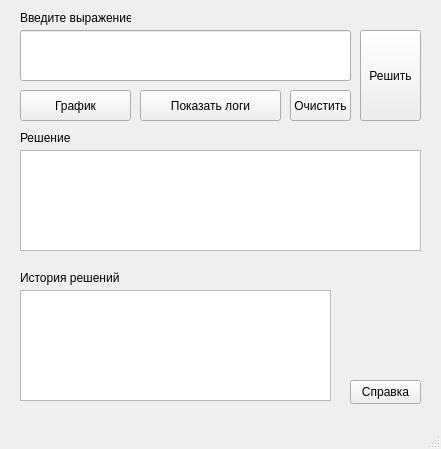
First picture: the form in frontend/src/mainwindow.ui, repository mrzyabliq/NelderMead, before the edit.
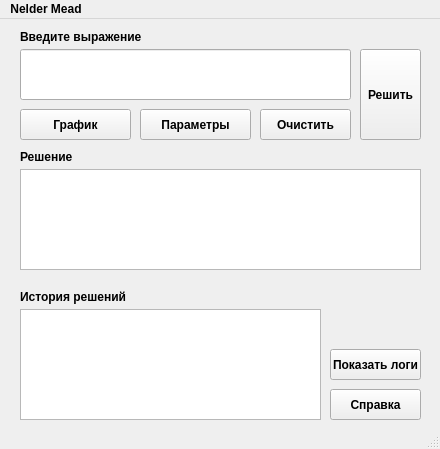
Second picture: the form after the edit.

Commit message: added dialog parameters form and update mainwindow

```diff
--- a/frontend/src/mainwindow.ui
+++ b/frontend/src/mainwindow.ui
@@ -6,10 +6,19 @@
    <rect>
     <x>0</x>
     <y>0</y>
-    <width>441</width>
+    <width>440</width>
     <height>449</height>
    </rect>
   </property>
+  <property name="font">
+   <font>
+    <family>Segoe UI</family>
+    <bold>true</bold>
+   </font>
+  </property>
+  <property name="cursor">
+   <cursorShape>CrossCursor</cursorShape>
+  </property>
   <property name="windowTitle">
    <string>MainWindow</string>
   </property>
@@ -19,7 +28,7 @@
      <rect>
       <x>20</x>
       <y>10</y>
-      <width>111</width>
+      <width>121</width>
       <height>16</height>
      </rect>
     </property>
@@ -78,7 +87,7 @@
      <rect>
       <x>20</x>
       <y>290</y>
-      <width>311</width>
+      <width>301</width>
       <height>111</height>
      </rect>
     </property>
@@ -99,9 +108,9 @@
    <widget class="QPushButton" name="clearBut">
     <property name="geometry">
      <rect>
-      <x>290</x>
+      <x>260</x>
       <y>90</y>
-      <width>61</width>
+      <width>91</width>
       <height>31</height>
      </rect>
     </property>
@@ -112,10 +121,10 @@
    <widget class="QPushButton" name="helpBut">
     <property name="geometry">
      <rect>
-      <x>350</x>
-      <y>380</y>
-      <width>71</width>
-      <height>24</height>
+      <x>330</x>
+      <y>370</y>
+      <width>91</width>
+      <height>31</height>
      </rect>
     </property>
     <property name="text">
@@ -125,9 +134,9 @@
    <widget class="QPushButton" name="showLogsButton">
     <property name="geometry">
      <rect>
-      <x>140</x>
-      <y>90</y>
-      <width>141</width>
+      <x>330</x>
+      <y>330</y>
+      <width>91</width>
       <height>31</height>
      </rect>
     </property>
@@ -148,16 +157,35 @@
      <string>График</string>
     </property>
    </widget>
+   <widget class="QPushButton" name="paramsButton">
+    <property name="geometry">
+     <rect>
+      <x>140</x>
+      <y>90</y>
+      <width>111</width>
+      <height>31</height>
+     </rect>
+    </property>
+    <property name="text">
+     <string>Параметры</string>
+    </property>
+   </widget>
   </widget>
   <widget class="QMenuBar" name="menubar">
    <property name="geometry">
     <rect>
      <x>0</x>
      <y>0</y>
-     <width>441</width>
+     <width>440</width>
      <height>21</height>
     </rect>
    </property>
+   <widget class="QMenu" name="menuNelder">
+    <property name="title">
+     <string>Nelder Mead</string>
+    </property>
+   </widget>
+   <addaction name="menuNelder"/>
   </widget>
   <widget class="QStatusBar" name="statusbar"/>
  </widget>
```
The commit also changes 4 other files.
